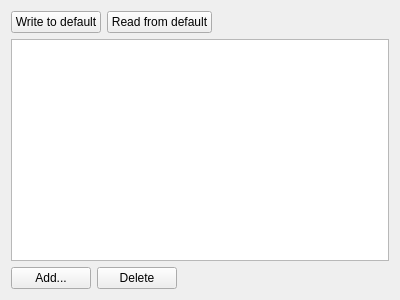
The window that ui/condetrol/condetrol/parameter_tables_editor/parameter_tables_editor.ui (light-scattering-iogs/caqtus) describes before a commit, drawn with Qt 5.
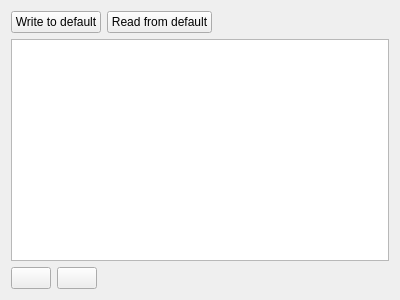
The same window after the commit.

Commit message: Change add and delete buttons for parameter tables editor

```diff
--- a/ui/condetrol/condetrol/parameter_tables_editor/parameter_tables_editor.ui
+++ b/ui/condetrol/condetrol/parameter_tables_editor/parameter_tables_editor.ui
@@ -53,14 +53,14 @@
      <item>
       <widget class="QPushButton" name="pushButton">
        <property name="text">
-        <string>Add...</string>
+        <string/>
        </property>
       </widget>
      </item>
      <item>
       <widget class="QPushButton" name="pushButton_2">
        <property name="text">
-        <string>Delete</string>
+        <string/>
        </property>
       </widget>
      </item>
```
Left out of the diff: 4 changed lines with no effect on the pictures. The commit also changes 6 other files.
